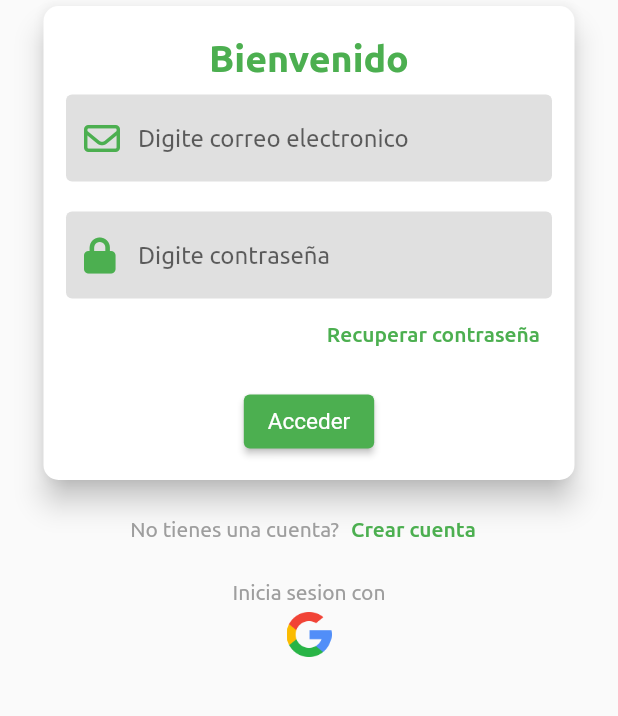
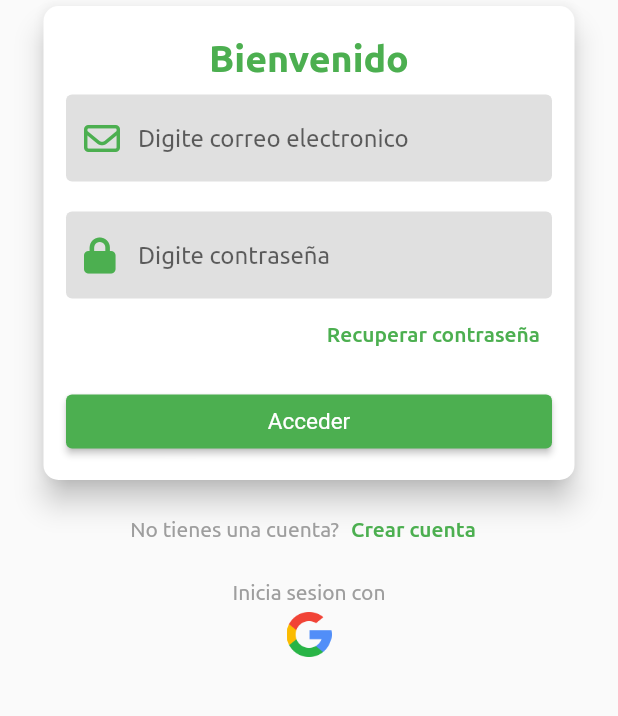
Before and after one commit to pueblobelloapp/pueblobelloapp, a Flutter app: the screen it shows after launch, on a phone screen of 412 x 824 dp, the part 375-1091 px from its top. Run offline on Flutter 3.47's test engine with Material 2 defaults, Android fonts, the phone set to English and light mode, and no system bars; drawn by our look-alikes of auto_size_text; our stand-ins replace carousel_slider, cloud_firestore, email_validator, equatable, firebase_auth, firebase_core and 7 more; accounts and stored records are empty; project files that could hold a hidden picture were left out.

Commit message:
Ajustes visuales en inicio de sesion.

```diff
--- a/lib/Recursos/Paginas/Login.dart
+++ b/lib/Recursos/Paginas/Login.dart
@@ -25,6 +25,7 @@ class _LoginFState extends State<LoginF> {
   TextEditingController _passwordL = TextEditingController();
 
   String mensajeNotification = "Error";
+  bool isLoading = false;
 
   ControllerLogin controllerLogin = Get.find();
   final GetxUtils messageController = Get.put(GetxUtils());
@@ -44,11 +45,12 @@ class _LoginFState extends State<LoginF> {
   }
 
   Widget ImagenLogo() {
-    return Image.asset(
+    return  SafeArea(
+        child: Image.asset(
       'assets/img/Logo.png',
       width: 250,
       height: 250,
-    );
+    ));
   }
 
   Widget FormLogin() {
@@ -119,7 +121,18 @@ class _LoginFState extends State<LoginF> {
                         onPressed: () {
                           validateLogin();
                         },
-                        child: const Text('Acceder'),
+                        child: isLoading
+                            ? Center(child: Row(
+                              mainAxisAlignment: MainAxisAlignment.center,
+                              children: [
+                                SizedBox(
+                                  height: 20.0,
+                                  width: 20.0,
+                                  child: CircularProgressIndicator(
+                                    color: Colors.white),
+                              ),SizedBox(width: 10.5),
+                               Text("Iniciando sesion")],))
+                            : Center(child: Text("Acceder"))
                       ),
                     ],
                   ),
@@ -133,6 +146,11 @@ class _LoginFState extends State<LoginF> {
     if (_formKey.currentState!.validate() && isValid) {
       messageController.messageInfo("Inicio de sesion",
           "Validando informacion.");
+
+
+      setState(() {
+        isLoading = true;
+      });
 
       controllerLogin.getLogin(_userL.text, _passwordL.text)
           .then((value) => {
```
Also changed, not shown: lib/Recursos/Paginas/Menu.dart (+24 -2 lines), lib/Recursos/Paginas/modulopages/ModuleSitiosTuristico.dart (+3 -5 lines).
